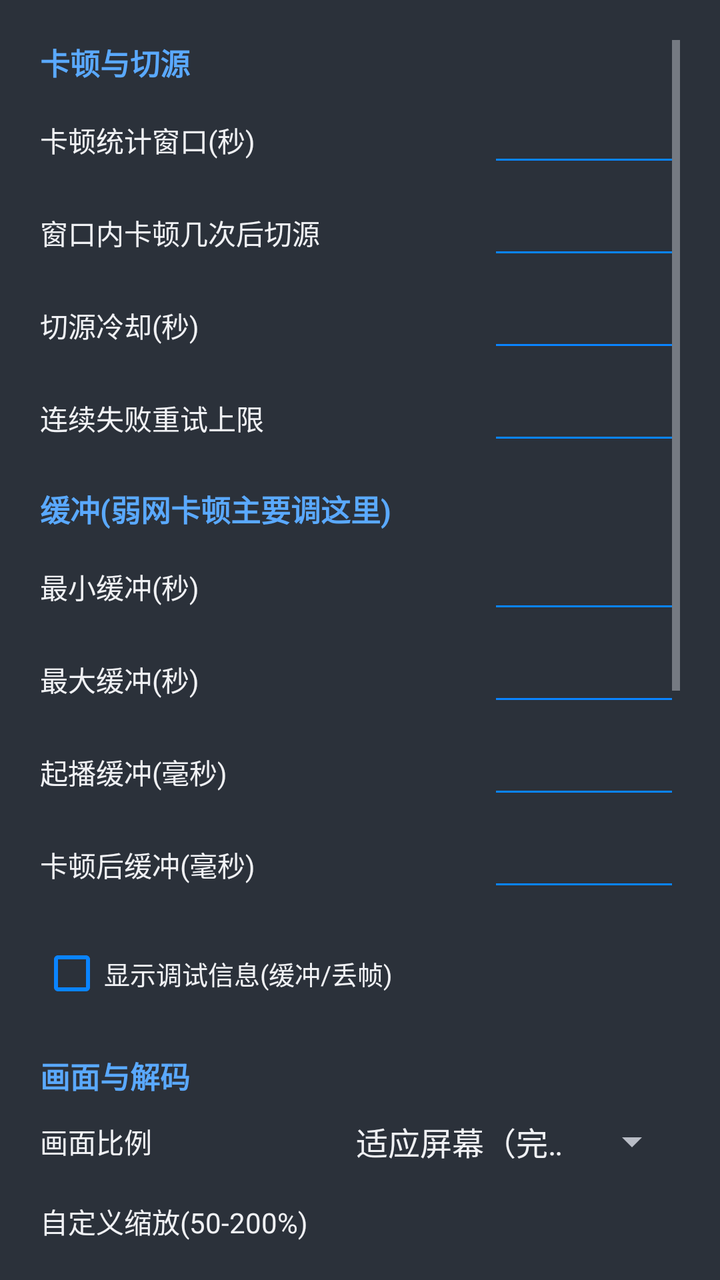
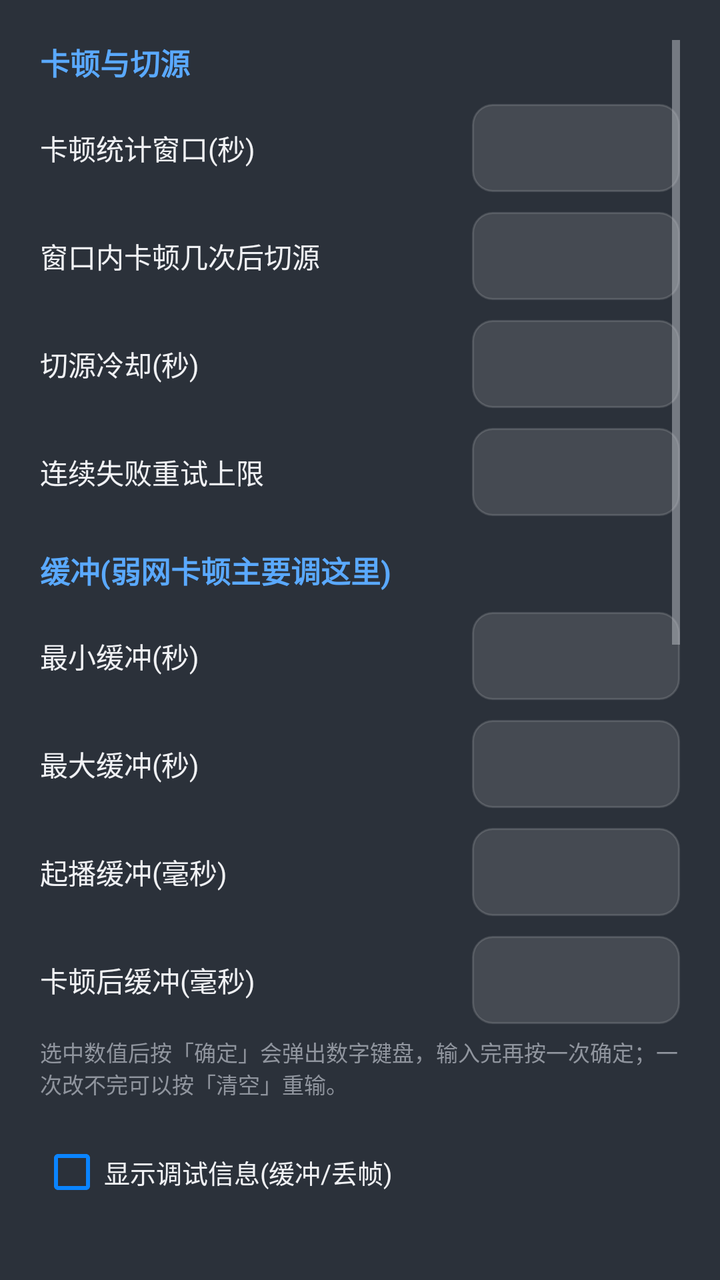

Screens rendered from an Android XML layout before and after an edit, with the pre-edit source and the edit as a unified diff.
<!-- AndroidManifest.xml: application theme Theme.IPTVPlayer -->
<!-- res/layout/dialog_settings.xml -->
<?xml version="1.0" encoding="utf-8"?>
<ScrollView xmlns:android="http://schemas.android.com/apk/res/android"
    android:layout_width="match_parent"
    android:layout_height="wrap_content"
    android:padding="20dp">

    <LinearLayout
        android:layout_width="match_parent"
        android:layout_height="wrap_content"
        android:orientation="vertical">

        <TextView
            android:layout_width="match_parent"
            android:layout_height="wrap_content"
            android:text="卡顿与切源"
            android:textSize="15sp"
            android:textStyle="bold"
            android:textColor="@color/primary" />

        
        <LinearLayout style="@style/SettingRow">
            <TextView style="@style/SettingLabel" android:text="卡顿统计窗口(秒)" />
            <EditText android:id="@+id/etStallWindow" style="@style/SettingInput" android:inputType="number" />
        </LinearLayout>

        
        <LinearLayout style="@style/SettingRow">
            <TextView style="@style/SettingLabel" android:text="窗口内卡顿几次后切源" />
            <EditText android:id="@+id/etStallCount" style="@style/SettingInput" android:inputType="number" />
        </LinearLayout>

        
        <LinearLayout style="@style/SettingRow">
            <TextView style="@style/SettingLabel" android:text="切源冷却(秒)" />
            <EditText android:id="@+id/etCooldown" style="@style/SettingInput" android:inputType="number" />
        </LinearLayout>

        
        <LinearLayout style="@style/SettingRow">
            <TextView style="@style/SettingLabel" android:text="连续失败重试上限" />
            <EditText android:id="@+id/etMaxRetry" style="@style/SettingInput" android:inputType="number" />
        </LinearLayout>

        <TextView
            android:layout_width="match_parent"
            android:layout_height="wrap_content"
            android:layout_marginTop="16dp"
            android:text="缓冲(弱网卡顿主要调这里)"
            android:textSize="15sp"
            android:textStyle="bold"
            android:textColor="@color/primary" />

        
        <LinearLayout style="@style/SettingRow">
            <TextView style="@style/SettingLabel" android:text="最小缓冲(秒)" />
            <EditText android:id="@+id/etBufferMin" style="@style/SettingInput" android:inputType="number" />
        </LinearLayout>

        
        <LinearLayout style="@style/SettingRow">
            <TextView style="@style/SettingLabel" android:text="最大缓冲(秒)" />
            <EditText android:id="@+id/etBufferMax" style="@style/SettingInput" android:inputType="number" />
        </LinearLayout>

        
        <LinearLayout style="@style/SettingRow">
            <TextView style="@style/SettingLabel" android:text="起播缓冲(毫秒)" />
            <EditText android:id="@+id/etPlayStart" style="@style/SettingInput" android:inputType="number" />
        </LinearLayout>

        
        <LinearLayout style="@style/SettingRow">
            <TextView style="@style/SettingLabel" android:text="卡顿后缓冲(毫秒)" />
            <EditText android:id="@+id/etRebuffer" style="@style/SettingInput" android:inputType="number" />
        </LinearLayout>

        <CheckBox
            android:id="@+id/cbShowStats"
            android:layout_width="match_parent"
            android:layout_height="wrap_content"
            android:layout_marginTop="12dp"
            android:buttonTint="@color/brand_cyan"
            android:text="显示调试信息(缓冲/丢帧)"
            android:textColor="@color/text_primary"
            android:textSize="13sp" />

        <TextView
            android:layout_width="match_parent"
            android:layout_height="wrap_content"
            android:layout_marginTop="16dp"
            android:text="画面与解码"
            android:textSize="15sp"
            android:textStyle="bold"
            android:textColor="@color/primary" />

        
        <LinearLayout style="@style/SettingRow">
            <TextView style="@style/SettingLabel" android:text="画面比例" />
            <Spinner
                android:id="@+id/spZoomMode"
                android:layout_width="170dp"
                android:layout_height="wrap_content"
                android:entries="@array/zoom_mode_labels" />
        </LinearLayout>

        
        <LinearLayout style="@style/SettingRow">
            <TextView style="@style/SettingLabel" android:text="自定义缩放(50-200%)" />
            <EditText android:id="@+id/etZoomScale" style="@style/SettingInput" android:inputType="number" />
        </LinearLayout>

        
        <LinearLayout style="@style/SettingRow">
            <TextView style="@style/SettingLabel" android:text="解码器优先" />
            <Spinner
                android:id="@+id/spDecoder"
                android:layout_width="170dp"
                android:layout_height="wrap_content"
                android:entries="@array/decoder_labels" />
        </LinearLayout>

        
        <LinearLayout style="@style/SettingRow">
            <TextView style="@style/SettingLabel" android:text="渲染方式" />
            <Spinner
                android:id="@+id/spRender"
                android:layout_width="170dp"
                android:layout_height="wrap_content"
                android:entries="@array/render_labels" />
        </LinearLayout>

        
        <CheckBox
            android:id="@+id/cbAudio"
            android:layout_width="match_parent"
            android:layout_height="wrap_content"
            android:layout_marginTop="10dp"
            android:buttonTint="@color/brand_cyan"
            android:text="输出声音（关闭=仅视频）"
            android:textColor="@color/text_primary"
            android:textSize="13sp" />

        <CheckBox
            android:id="@+id/cbAudioCompat"
            android:layout_width="match_parent"
            android:layout_height="wrap_content"
            android:layout_marginTop="10dp"
            android:buttonTint="@color/brand_cyan"
            android:text="AC-3 / MP2 自动软解（推荐）"
            android:textColor="@color/text_primary"
            android:textSize="13sp" />

        <TextView
            android:layout_width="match_parent"
            android:layout_height="wrap_content"
            android:layout_marginTop="6dp"
            android:text="直播源里常有 AC-3 / E-AC-3 / MP2 音轨：盒子即使带解码器也常常只支持直通，表现为有画面没声音且不报错。开启后识别到这类编码会自动切到软解内核（音频 FFmpeg 解码），几秒内出声；设备本身能正常解 AC-3 的可关闭。切换开关后重新进入频道生效。"
            android:textSize="11sp"
            android:textColor="@color/text_secondary" />

        <CheckBox
            android:id="@+id/cbAutoSwitch"
            android:layout_width="match_parent"
            android:layout_height="wrap_content"
            android:layout_marginTop="12dp"
            android:buttonTint="@color/brand_cyan"
            android:text="持续卡顿自动换线路（推荐开启）"
            android:textColor="@color/text_primary"
            android:textSize="13sp" />

        <TextView
            android:layout_width="match_parent"
            android:layout_height="wrap_content"
            android:text="起播连不上（20 秒无画面）会自动换线路；已出画面后，持续缓冲 8 秒或反复卡顿也会换到下一条线路。换线带冷却与熔断，不会两条线路来回跳。关掉后只做原线路重连，不换线。"
            android:textSize="11sp"
            android:textColor="@color/text_secondary" />

        <CheckBox
            android:id="@+id/cbInsecureTls"
            android:layout_width="match_parent"
            android:layout_height="wrap_content"
            android:layout_marginTop="10dp"
            android:buttonTint="@color/brand_cyan"
            android:text="忽略证书校验（自签名直播源）"
            android:textColor="@color/text_primary"
            android:textSize="13sp" />

        <TextView
            android:layout_width="match_parent"
            android:layout_height="wrap_content"
            android:text="很多自建电视/酒店直播系统用私有证书，系统默认会拒绝连接、表现为一直黑屏。勾选后可播放这类源；代价是不再校验服务器身份，仅在放直播时使用。"
            android:textSize="11sp"
            android:textColor="@color/text_secondary" />

        <TextView
            android:layout_width="match_parent"
            android:layout_height="wrap_content"
            android:layout_marginTop="14dp"
            android:text="提示：弱网卡顿时优先把「最大缓冲」调到 20–30 秒。状态栏会如实显示「播放中 / 缓冲中 / 原线路重连」，出错时还会显示错误码，反馈问题请截图。参数在下次进入频道时生效。"
            android:textSize="12sp"
            android:textColor="@color/text_secondary" />
    </LinearLayout>
</ScrollView>
<!-- resources referenced by this layout -->
<resources>
  <string-array name="decoder_labels">
          <item>自动（推荐）</item>
          <item>硬解优先（省 CPU）</item>
          <item>软解优先（兼容花屏/卡死）</item>
      </string-array>
  <string-array name="render_labels">
          <item>SurfaceView（推荐，省电）</item>
          <item>TextureView（兼容模式）</item>
      </string-array>
  <string-array name="zoom_mode_labels">
          <item>适应屏幕（完整画面，可能留黑边）</item>
          <item>裁切铺满（填满屏幕，边缘被裁）</item>
          <item>拉伸铺满（填满屏幕，可能变形）</item>
          <item>自定义缩放（按百分比）</item>
      </string-array>
  <color name="brand_cyan">#FF0A84FF</color>
  <color name="primary">#FF5AA9FF</color>
  <color name="text_primary">#FFF0F1F4</color>
  <color name="text_secondary">#FFB9BDC6</color>
  <style name="SettingInput">
          <item name="android:layout_width">96dp</item>
          <item name="android:layout_height">wrap_content</item>
          <item name="android:textSize">15sp</item>
          <item name="android:textStyle">bold</item>
          <item name="android:textColor">@color/primary</item>
          <item name="android:textColorHint">@color/text_hint</item>
          <item name="android:backgroundTint">@color/brand_cyan</item>
          <item name="android:gravity">end|center_vertical</item>
          <item name="android:paddingBottom">6dp</item>
          <item name="android:inputType">number</item>
          <item name="android:singleLine">true</item>
      </style>
  <style name="SettingLabel">
          <item name="android:layout_width">0dp</item>
          <item name="android:layout_height">wrap_content</item>
          <item name="android:layout_weight">1</item>
          <item name="android:textSize">14sp</item>
          <item name="android:textColor">@color/text_primary</item>
      </style>
  <style name="SettingRow">
          <item name="android:layout_width">match_parent</item>
          <item name="android:layout_height">wrap_content</item>
          <item name="android:orientation">horizontal</item>
          <item name="android:gravity">center_vertical</item>
          <item name="android:layout_marginTop">10dp</item>
      </style>
  <color name="text_hint">#FF90959E</color>
  <color name="background">#FF2B313A</color>
  <color name="accent">#FF8CC4FF</color>
  <color name="surface">#FF3A4250</color>
  <!-- drawable bg_dialog_dark (drawable) -->
  <?xml version="1.0" encoding="utf-8"?>
  <shape xmlns:android="http://schemas.android.com/apk/res/android"
      android:shape="rectangle">
      <solid android:color="#FF414A59" />
      <corners android:radius="22dp" />
      <stroke
          android:width="1dp"
          android:color="#24FFFFFF" />
  </shape>
  <style name="DialogButton" parent="Widget.MaterialComponents.Button.TextButton.Dialog">
          <item name="android:textColor">@color/primary</item>
          <item name="android:textSize">15sp</item>
      </style>
  <!-- unchanged entries left out for length: 2 -->
</resources>

<!-- the commit's change to res/layout/dialog_settings.xml (unified diff, before → after) -->
@@ -20,25 +20,25 @@
         
         <LinearLayout style="@style/SettingRow">
             <TextView style="@style/SettingLabel" android:text="卡顿统计窗口(秒)" />
-            <EditText android:id="@+id/etStallWindow" style="@style/SettingInput" android:inputType="number" />
+            <TextView android:id="@+id/vStallWindow" style="@style/SettingValue" />
         </LinearLayout>
 
         
         <LinearLayout style="@style/SettingRow">
             <TextView style="@style/SettingLabel" android:text="窗口内卡顿几次后切源" />
-            <EditText android:id="@+id/etStallCount" style="@style/SettingInput" android:inputType="number" />
+            <TextView android:id="@+id/vStallCount" style="@style/SettingValue" />
         </LinearLayout>
 
         
         <LinearLayout style="@style/SettingRow">
             <TextView style="@style/SettingLabel" android:text="切源冷却(秒)" />
-            <EditText android:id="@+id/etCooldown" style="@style/SettingInput" android:inputType="number" />
+            <TextView android:id="@+id/vCooldown" style="@style/SettingValue" />
         </LinearLayout>
 
         
         <LinearLayout style="@style/SettingRow">
             <TextView style="@style/SettingLabel" android:text="连续失败重试上限" />
-            <EditText android:id="@+id/etMaxRetry" style="@style/SettingInput" android:inputType="number" />
+            <TextView android:id="@+id/vMaxRetry" style="@style/SettingValue" />
         </LinearLayout>
 
         <TextView
@@ -53,26 +53,34 @@
         
         <LinearLayout style="@style/SettingRow">
             <TextView style="@style/SettingLabel" android:text="最小缓冲(秒)" />
-            <EditText android:id="@+id/etBufferMin" style="@style/SettingInput" android:inputType="number" />
+            <TextView android:id="@+id/vBufferMin" style="@style/SettingValue" />
         </LinearLayout>
 
         
         <LinearLayout style="@style/SettingRow">
             <TextView style="@style/SettingLabel" android:text="最大缓冲(秒)" />
-            <EditText android:id="@+id/etBufferMax" style="@style/SettingInput" android:inputType="number" />
+            <TextView android:id="@+id/vBufferMax" style="@style/SettingValue" />
         </LinearLayout>
 
         
         <LinearLayout style="@style/SettingRow">
             <TextView style="@style/SettingLabel" android:text="起播缓冲(毫秒)" />
-            <EditText android:id="@+id/etPlayStart" style="@style/SettingInput" android:inputType="number" />
+            <TextView android:id="@+id/vPlayStart" style="@style/SettingValue" />
         </LinearLayout>
 
         
         <LinearLayout style="@style/SettingRow">
             <TextView style="@style/SettingLabel" android:text="卡顿后缓冲(毫秒)" />
-            <EditText android:id="@+id/etRebuffer" style="@style/SettingInput" android:inputType="number" />
-        </LinearLayout>
+            <TextView android:id="@+id/vRebuffer" style="@style/SettingValue" />
+        </LinearLayout>
+
+        <TextView
+            android:layout_width="match_parent"
+            android:layout_height="wrap_content"
+            android:layout_marginTop="6dp"
+            android:text="选中数值后按「确定」会弹出数字键盘，输入完再按一次确定；一次改不完可以按「清空」重输。"
+            android:textSize="11sp"
+            android:textColor="@color/text_hint" />
 
         <CheckBox
             android:id="@+id/cbShowStats"
@@ -106,7 +114,7 @@
         
         <LinearLayout style="@style/SettingRow">
             <TextView style="@style/SettingLabel" android:text="自定义缩放(50-200%)" />
-            <EditText android:id="@+id/etZoomScale" style="@style/SettingInput" android:inputType="number" />
+            <TextView android:id="@+id/vZoomScale" style="@style/SettingValue" />
         </LinearLayout>
 
         
@@ -196,7 +204,7 @@
             android:layout_width="match_parent"
             android:layout_height="wrap_content"
             android:layout_marginTop="14dp"
-            android:text="提示：弱网卡顿时优先把「最大缓冲」调到 20–30 秒。状态栏会如实显示「播放中 / 缓冲中 / 原线路重连」，出错时还会显示错误码，反馈问题请截图。参数在下次进入频道时生效。"
+            android:text="提示：弱网卡顿优先把「最大缓冲」调到 20–30 秒，越小越跟手、越大越抗抖。点「保存」后会立刻用新参数重新加载当前频道（画面会重连一次），不需要重启应用。"
             android:textSize="12sp"
             android:textColor="@color/text_secondary" />
     </LinearLayout>
<!-- resource entries referenced after the edit -->
@@ -19,19 +19,6 @@
   <color name="primary">#FF5AA9FF</color>
   <color name="text_primary">#FFF0F1F4</color>
   <color name="text_secondary">#FFB9BDC6</color>
-  <style name="SettingInput">
-          <item name="android:layout_width">96dp</item>
-          <item name="android:layout_height">wrap_content</item>
-          <item name="android:textSize">15sp</item>
-          <item name="android:textStyle">bold</item>
-          <item name="android:textColor">@color/primary</item>
-          <item name="android:textColorHint">@color/text_hint</item>
-          <item name="android:backgroundTint">@color/brand_cyan</item>
-          <item name="android:gravity">end|center_vertical</item>
-          <item name="android:paddingBottom">6dp</item>
-          <item name="android:inputType">number</item>
-          <item name="android:singleLine">true</item>
-      </style>
   <style name="SettingLabel">
           <item name="android:layout_width">0dp</item>
           <item name="android:layout_height">wrap_content</item>
@@ -46,9 +33,51 @@
           <item name="android:gravity">center_vertical</item>
           <item name="android:layout_marginTop">10dp</item>
       </style>
+  <style name="SettingValue">
+          <item name="android:layout_width">wrap_content</item>
+          <item name="android:layout_height">wrap_content</item>
+          <item name="android:minWidth">104dp</item>
+          <item name="android:minHeight">44dp</item>
+          <item name="android:gravity">center</item>
+          <item name="android:textSize">16sp</item>
+          <item name="android:textStyle">bold</item>
+          <item name="android:textColor">@color/primary</item>
+          <item name="android:background">@drawable/bg_setting_value</item>
+          <item name="android:focusable">true</item>
+          <item name="android:clickable">true</item>
+          <item name="android:paddingStart">12dp</item>
+          <item name="android:paddingEnd">12dp</item>
+          <item name="android:stateListAnimator">@animator/focus_scale</item>
+      </style>
+  <!-- drawable bg_setting_value (drawable) -->
+  <?xml version="1.0" encoding="utf-8"?>
+  <selector xmlns:android="http://schemas.android.com/apk/res/android">
+      <item android:state_focused="true">
+          <shape android:shape="rectangle">
+              <solid android:color="#33FFFFFF" />
+              <stroke android:width="2dp" android:color="@color/brand_cyan" />
+              <corners android:radius="10dp" />
+          </shape>
+      </item>
+      <item android:state_pressed="true">
+          <shape android:shape="rectangle">
+              <solid android:color="#33FFFFFF" />
+              <stroke android:width="1dp" android:color="@color/brand_cyan" />
+              <corners android:radius="10dp" />
+          </shape>
+      </item>
+      <item>
+          <shape android:shape="rectangle">
+              <solid android:color="#1FFFFFFF" />
+              <stroke android:width="1dp" android:color="@color/border" />
+              <corners android:radius="10dp" />
+          </shape>
+      </item>
+  </selector>
   <color name="text_hint">#FF90959E</color>
   <color name="background">#FF2B313A</color>
   <color name="accent">#FF8CC4FF</color>
+  <color name="border">#24FFFFFF</color>
   <color name="surface">#FF3A4250</color>
   <!-- drawable bg_dialog_dark (drawable) -->
   <?xml version="1.0" encoding="utf-8"?>
